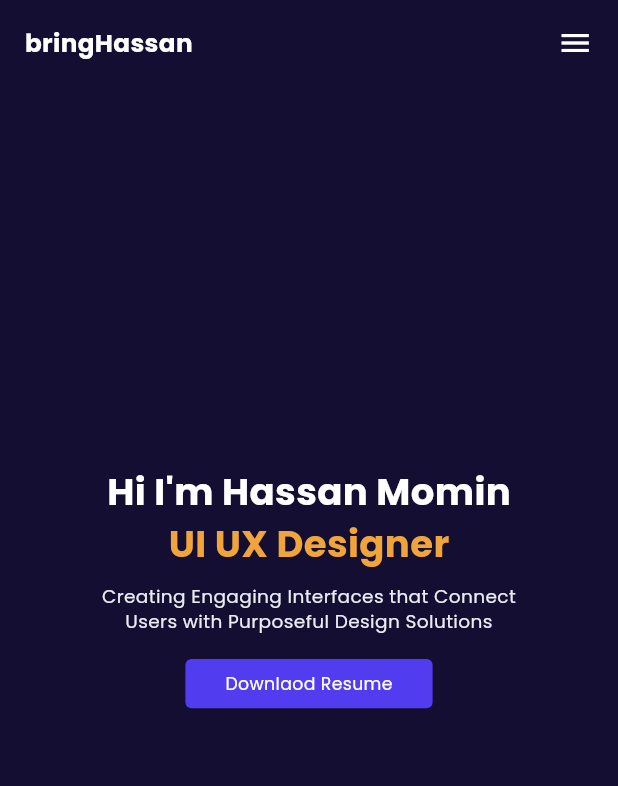
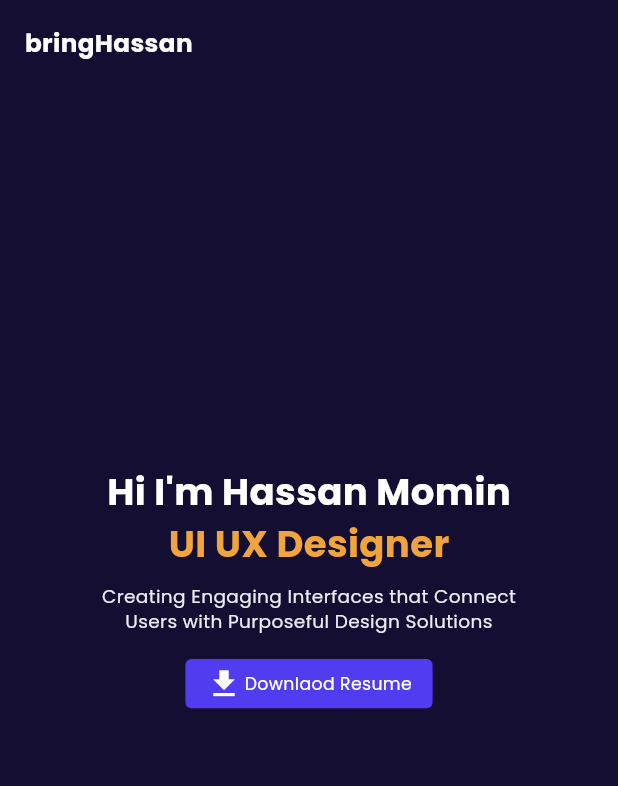
Before and after one commit to b3ingHassan/PersonalPortfolio, a Flutter app: the screen it shows after launch, after a tap on "Downlaod Resume", on a phone screen of 412 x 824 dp. Shown: the top 786 px of the screen. Run offline on Flutter 3.47's test engine with Material 3 defaults, Android fonts, the light colour scheme and no system bars; our stand-ins replace firebase_core, responsive_builder; accounts and stored records are empty.

Commit message:
small update

```diff
--- a/lib/pages/footerSection/footer_mobile_section.dart
+++ b/lib/pages/footerSection/footer_mobile_section.dart
@@ -12,7 +12,7 @@ class FooterMobileSection extends StatefulWidget {
 }
 
 class _FooterMobileSectionState extends State<FooterMobileSection> {
-  bool isHovered=false;
+  bool isHovered = false;
 
   @override
   Widget build(BuildContext context) {
@@ -61,43 +61,51 @@ class _FooterMobileSectionState extends State<FooterMobileSection> {
             height: w * 0.04,
           ),
           MouseRegion(
-            onEnter: (_)
-            {
+            onEnter: (_) {
               setState(() {
-                isHovered =true;
+                isHovered = true;
               });
             },
-             onExit: (_)
-            {
+            onExit: (_) {
               setState(() {
-                isHovered =false;
+                isHovered = false;
               });
             },
             child: GestureDetector(
-              onTap:
-              (){
+              onTap: () {
                 OpenEmail().launchEmail();
-
-              }
-              ,
+              },
               child: Container(
                 height: w * 0.08,
-                width: w * 0.42,
+                width: w * 0.5,
                 decoration: BoxDecoration(
                   borderRadius: BorderRadius.circular(
                     4,
                   ),
-                  color: isHovered?AppColors.bgWhite1:AppColors.primary,
+                  color: isHovered ? AppColors.bgWhite1 : AppColors.primary,
                 ),
-                child: Center(
-                  child: Text(
-                    "hassanwm99@gmail.com",
-                    style: TextStyle(
-                      fontSize: w * 0.028,
-                      color: isHovered?AppColors.primary:AppColors.bgWhite1,
-                      fontWeight: FontWeight.normal,
+                child: Row(
+                  crossAxisAlignment: CrossAxisAlignment.center,
+                  mainAxisAlignment: MainAxisAlignment.center,
+                  children: [
+                    Icon(
+                      Icons.email,
+                      color: isHovered ? AppColors.primary : AppColors.bgWhite1,
+                      size: w * 0.045,
                     ),
-                  ),
+                    SizedBox(
+                      width: w * 0.02,
+                    ),
+                    Text(
+                      "hassanwm99@gmail.com",
+                      style: TextStyle(
+                        fontSize: w * 0.028,
+                        color:
+                            isHovered ? AppColors.primary : AppColors.bgWhite1,
+                        fontWeight: FontWeight.normal,
+                      ),
+                    ),
+                  ],
                 ),
               ),
             ),
--- a/lib/pages/heroSection/hero_mobile_section.dart
+++ b/lib/pages/heroSection/hero_mobile_section.dart
@@ -1,5 +1,4 @@
 import 'package:flutter/material.dart';
-import 'package:flutter/widgets.dart';
 import 'package:personal_portfolio/pages/heroSection/download_pdf.dart';
 import 'package:personal_portfolio/utils/colors.dart';
 
@@ -11,6 +10,7 @@ class HeroMobileSection extends StatefulWidget {
 }
 
 class _HeroMobileSectionState extends State<HeroMobileSection> {
+  bool isHovered = false;
   @override
   Widget build(BuildContext context) {
     double w = MediaQuery.of(context).size.width;
@@ -58,7 +58,18 @@ class _HeroMobileSectionState extends State<HeroMobileSection> {
           SizedBox(
             height: w * 0.04,
           ),
-          GestureDetector(
+          MouseRegion(
+            onEnter: (_) {
+              setState(() {
+                isHovered = true;
+              });
+            },
+            onExit: (_) {
+              setState(() {
+                isHovered = false;
+              });
+            },
+            child: InkWell(
               onTap: () {
                 openPDF();
               },
@@ -69,15 +80,31 @@ class _HeroMobileSectionState extends State<HeroMobileSection> {
                   borderRadius: BorderRadius.circular(
                     4,
                   ),
-                  color: AppColors.primary),
-              child: Center(
-                child: Text(
+                  color: isHovered ? AppColors.bgWhite1 : AppColors.primary,
+                ),
+                child: Row(
+                    crossAxisAlignment: CrossAxisAlignment.center,
+                  mainAxisAlignment: MainAxisAlignment.center,
+                  children: [
+                    Icon(
+                      Icons.download,
+                      color:
+                          isHovered ? AppColors.primary : AppColors.bgWhite1,
+                    ),
+                    SizedBox(
+                      width: w*0.004,
+                    ),
+                    Text(
                       "Downlaod Resume",
                       style: TextStyle(
                         fontSize: w * 0.028,
-                    color: AppColors.bgWhite1,
+                        color: isHovered
+                            ? AppColors.primary
+                            : AppColors.bgWhite1,
                         fontWeight: FontWeight.normal,
                       ),
+                    ),
+                  ],
                 ),
               ),
             ),
--- a/lib/pages/navBarSection/nav_bar_mobile_section.dart
+++ b/lib/pages/navBarSection/nav_bar_mobile_section.dart
@@ -22,16 +22,6 @@ class NavBarMobileSection extends StatelessWidget {
             w * 0.04,
             FontWeight.bold,
           ),
-          const Spacer(),
-          InkWell(
-            onTap: () {
-              Scaffold.of(context).openDrawer();
-            },
-            child: Icon(
-              Icons.menu,
-              color: AppColors.bgWhite1,
-            ),
-          )
         ],
       ),
     );
```
Also changed, not shown: lib/pages/heroSection/hero_tablet_section.dart (+25 -4 lines), lib/portfolioSection/portfolio_tablet_section.dart (+17 -2 lines), 1 other file. Lines whose indentation alone changed are shown as unchanged.
